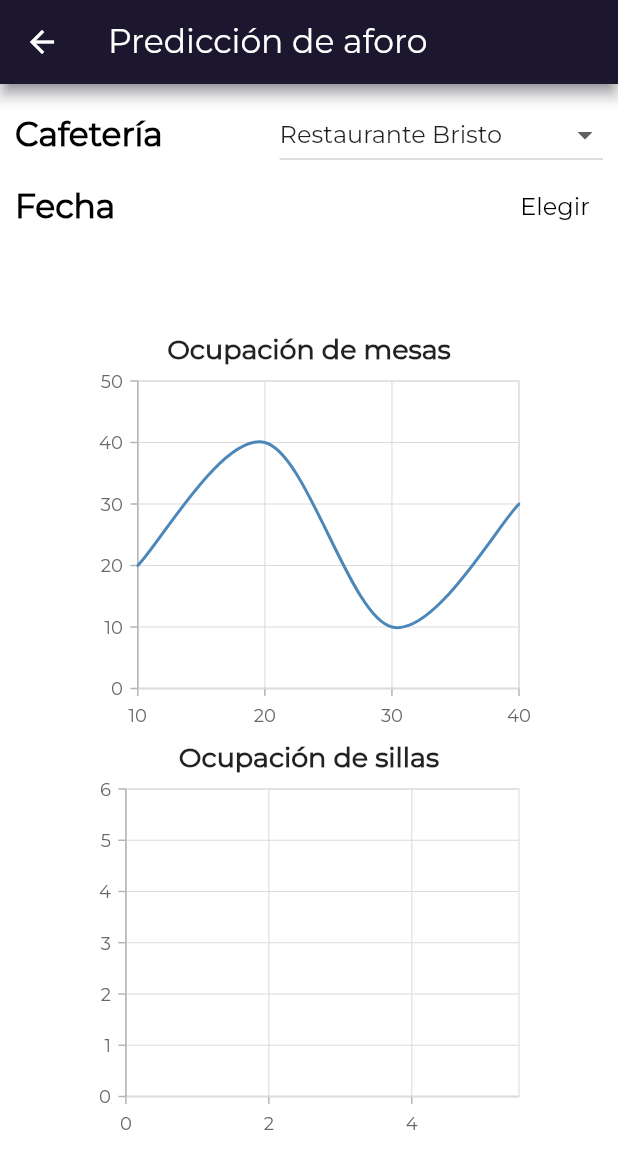
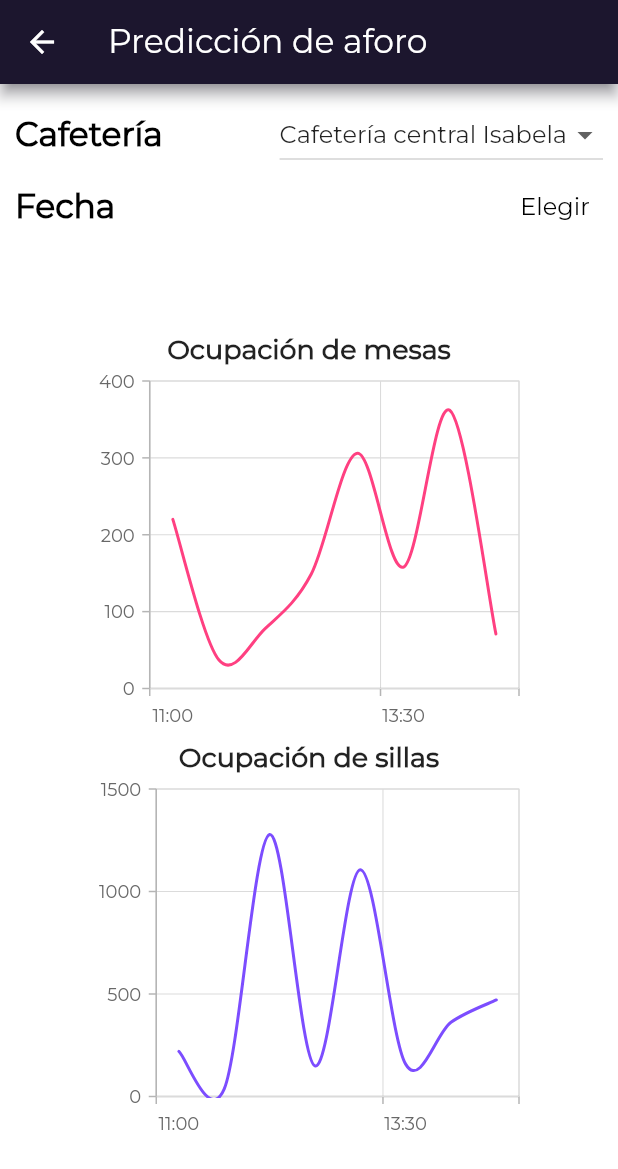
Before and after one commit to 7yrionLannister/is-it-crowded, a Flutter app: the screen it shows after launch, after a tap on the "bar chart" icon, on a phone screen of 412 x 824 dp. Shown: the top 1169 px of the screen. Run offline on Flutter 3.47's test engine with Material 2 defaults, Android fonts, the phone set to English and light mode, and no system bars; our stand-ins replace syncfusion_flutter_charts.

Commit message:
Dummy data is randomly generated for a period of one week. Spline charts done, but setState on dateForPrediction is pending

```diff
--- a/lib/model/cafeteria.dart
+++ b/lib/model/cafeteria.dart
@@ -1,4 +1,4 @@
-import 'package:is_it_crowded/model/cafeteriaData.dart';
+import 'package:is_it_crowded/model/cafeteria_data.dart';
 
 class Cafeteria {
   String name;
@@ -9,11 +9,9 @@ class Cafeteria {
   bool notificationsOn;
   int tablesOccupation;
   int peopleOccupation;
-  List<CafeteriaData> tablesOccupationHistory = [];
-  List<CafeteriaData> peopleOccupationHistory = [];
-  Map<DateTime, int> tablesOccupationHistoryMap = {};
-  Map<DateTime, int> peopleOccupationHistoryMap = {};
+  List<OccupationTimestamp> tablesOccupationHistory = [];
+  List<OccupationTimestamp> peopleOccupationHistory = [];
 
   Cafeteria(this.name, this.maxCapacity, this.tables,
-      {this.lastUpdated, this.image = "assets/images/appicon.png", this.notificationsOn = false, this.tablesOccupation = 0, this.peopleOccupation = 0});
+      {this.lastUpdated, this.image = "assets/images/appicon.png", this.notificationsOn = false, this.tablesOccupation = 0, this.peopleOccupation = 0, this.peopleOccupationHistory = const[], this.tablesOccupationHistory = const[]});
 }
--- a/lib/model/cafeteriaData.dart
+++ /dev/null
@@ -1,5 +0,0 @@
-class CafeteriaData{
-  int time;
-  int occupation;
-  CafeteriaData(this.time, this.occupation);
-}
--- /dev/null
+++ b/lib/model/cafeteria_data.dart
@@ -0,0 +1,5 @@
+class OccupationTimestamp {
+  DateTime time;
+  int occupation;
+  OccupationTimestamp(this.time, this.occupation);
+}
--- a/lib/ui/cafeterias_list.dart
+++ b/lib/ui/cafeterias_list.dart
@@ -1,5 +1,9 @@
+import 'dart:math';
+
 import 'package:flutter/material.dart';
+import 'package:is_it_crowded/model/cafeteria_data.dart';
 import 'package:is_it_crowded/ui/live_occupation.dart';
+import 'package:is_it_crowded/ui/prediction.dart';
 
 import '../model/cafeteria.dart';
 
@@ -16,22 +20,21 @@ class _CafeteriasListPageState extends State<CafeteriasListPage> {
         tablesOccupation: 150,
         peopleOccupation: 1000,
         lastUpdated: DateTime.now(),
-        image: "assets/images/central.png"),
-    Cafeteria("Restaurante Bristo", 1000, 25,
+        image: "assets/images/central.png",
+    ),
+    Cafeteria("Restaurante Bristo", 1000, 300, tablesOccupation: 160, peopleOccupation: 650,
         lastUpdated: DateTime.now(), image: "assets/images/bristo.png"),
-    Cafeteria("Restaurante Snack Café", 80, 20,
+    Cafeteria("Restaurante Snack Café", 500, 100, tablesOccupation: 95, peopleOccupation: 460,
         lastUpdated: DateTime.now(), image: "assets/images/snack.png"),
   ];
 
   @override
   void initState() {
     super.initState();
-    var isabel = _cafeterias[0];
-    var dateTime = DateTime(2022);
-    isabel.tablesOccupationHistoryMap.putIfAbsent(dateTime, () => 10);
-    isabel.tablesOccupationHistoryMap.putIfAbsent(dateTime.add(const Duration(minutes: 30)), () => 20);
-    isabel.tablesOccupationHistoryMap.putIfAbsent(dateTime.add(const Duration(minutes: 60)), () => 30);
-    isabel.tablesOccupationHistoryMap.putIfAbsent(dateTime.add(const Duration(minutes: 90)), () => 40);
+    for(Cafeteria cafeteria in _cafeterias) {
+      cafeteria.peopleOccupationHistory = populateCafeteriaDataWithDummyInformation(cafeteria.maxCapacity);
+      cafeteria.tablesOccupationHistory = populateCafeteriaDataWithDummyInformation(cafeteria.tables);
+    }
   }
 
   @override
@@ -102,7 +105,13 @@ class _CafeteriasListPageState extends State<CafeteriasListPage> {
         actions: [
           IconButton(
             onPressed: () {
-              Navigator.pushNamed(context, '/prediction');
+              //Navigator.pushNamed(context, '/prediction');
+              Navigator.of(context).push(
+                MaterialPageRoute(
+                  builder: (context) {
+                      return Prediction(_cafeterias);
+                    }),
+                );
             },
             icon: const Icon(Icons.bar_chart_rounded),
             tooltip: "Predecir ocupación",
@@ -115,4 +124,18 @@ class _CafeteriasListPageState extends State<CafeteriasListPage> {
       ),
     );
   }
+
+  List<OccupationTimestamp> populateCafeteriaDataWithDummyInformation(int max) {
+    Random random = Random();
+    DateTime now = DateTime.now();
+
+    List<OccupationTimestamp> dummyTimeStamps = [];
+    for(int day = 0; day < 7; day++) {
+      for(int hour = 11; hour < 15; hour++) {
+        dummyTimeStamps.add(OccupationTimestamp(DateTime(now.year, now.month, now.day + day, hour), random.nextInt(max))); // FIXME random
+        dummyTimeStamps.add(OccupationTimestamp(DateTime(now.year, now.month, now.day + day, hour, 30), random.nextInt(max))); // FIXME random
+      }
+    }
+    return dummyTimeStamps;
+  }
 }
--- a/lib/ui/main.dart
+++ b/lib/ui/main.dart
@@ -1,8 +1,6 @@
 import 'package:flutter/material.dart';
-import 'package:flutter/rendering.dart';
 //import 'package:flutter_native_splash/flutter_native_splash.dart';
 import 'cafeterias_list.dart';
-import 'prediction.dart';
 
 void main() {
   //debugPaintSizeEnabled = true;
@@ -34,8 +32,6 @@ class MyApp extends StatelessWidget {
           ),
         ),
         home: const CafeteriasListPage(),
-        routes: {
-          '/prediction': (context) => const Prediction(),
-        });
+    );
   }
 }
--- a/lib/ui/prediction.dart
+++ b/lib/ui/prediction.dart
@@ -1,10 +1,13 @@
 import 'package:flutter/material.dart';
-import 'package:is_it_crowded/model/cafeteriaData.dart';
+import 'package:is_it_crowded/model/cafeteria_data.dart';
 import 'package:syncfusion_flutter_charts/charts.dart';
+
+import '../model/cafeteria.dart';
 
 
 class Prediction extends StatefulWidget {
-  const Prediction({Key? key}) : super(key: key);
+  final List<Cafeteria> cafeterias;
+  const Prediction(this.cafeterias, {Key? key}) : super(key: key);
   @override
   _PredictionState createState() => _PredictionState();
 }
@@ -12,16 +15,15 @@ class Prediction extends StatefulWidget {
 class _PredictionState extends State<Prediction> {
   DateTime dateForPrediction = DateTime.now();
 
-  var cafeterias = ["Cafetería central Isabela", "Restaurante Snack Café", "Restaurante Bristo"];
-  var selectedvalue = "Restaurante Bristo";
+  List<Cafeteria> cafeterias = [];
+  late Cafeteria selectedCafeteria;
 
-  List<CafeteriaData> tablesOccupationData = [
-    CafeteriaData(10, 20),
-    CafeteriaData(20, 40),
-    CafeteriaData(30, 10),
-    CafeteriaData(40, 30),
-  ];
-  List<CafeteriaData> peopleOccupationData = [];
+  @override
+  void initState() {
+    super.initState();
+    cafeterias = widget.cafeterias;
+    selectedCafeteria = cafeterias.first;
+  }
 
   @override
   Widget build(BuildContext context) {
@@ -63,17 +65,17 @@ class _PredictionState extends State<Prediction> {
                       Column(
                         children: <Widget>[
                           SizedBox(
-                            child: DropdownButton(
-                              value: selectedvalue,
-                              items: cafeterias.map((String cafeterias) {
+                            child: DropdownButton<Cafeteria>(
+                              value: selectedCafeteria,
+                              items: cafeterias.map((Cafeteria cafeteria) {
                                 return DropdownMenuItem(
-                                  value: cafeterias,
-                                  child: Text(cafeterias),
+                                  value: cafeteria,
+                                  child: Text(cafeteria.name),
                                 );
                               }).toList(),
-                              onChanged: (String? value) {
+                              onChanged: (Cafeteria? value) {
                                 setState(() {
-                                  selectedvalue = value!;
+                                  selectedCafeteria = value!;
                                 });
                               },
                             ),
@@ -127,9 +129,9 @@ class _PredictionState extends State<Prediction> {
                                     );
                                   },
                                   context: context,
-                                  initialDate: DateTime(2023),
+                                  initialDate: DateTime.now(),
                                   firstDate: DateTime.now(),
-                                  lastDate: DateTime(2030)
+                                  lastDate: DateTime.now().add(const Duration(days: 7)),
                               );
                             },
                           ),
@@ -139,25 +141,39 @@ class _PredictionState extends State<Prediction> {
                   ],
                 ),
                 const Spacer(),
-                Row(
+                _buildSplineChart("Ocupación de mesas", selectedCafeteria.tablesOccupationHistory, Colors.pinkAccent),
+                _buildSplineChart("Ocupación de sillas", selectedCafeteria.peopleOccupationHistory, Colors.deepPurpleAccent),
+              ],
+            )
+        ),
+        ],
+      )
+    );
+  }
+
+  Widget _buildSplineChart(String title, List<OccupationTimestamp> completeData, Color color) {
+    var data = _filterDataForOneDay(completeData);
+    return Row(
       mainAxisAlignment: MainAxisAlignment.center,
       children: [
         Column(
           children: <Widget>[
-                        const Text("Ocupación de mesas",
-                            style: TextStyle(
+            Text(title,
+                style: const TextStyle(
                     fontWeight: FontWeight.bold,
                     fontFamily: 'Montserrat',
                     fontSize: 18.0)
             ),
             SizedBox(
               child: SfCartesianChart(
+                primaryXAxis: CategoryAxis(),
                   series: <ChartSeries>[
                     // Renders spline chart
-                                SplineSeries<CafeteriaData, int>(
-                                  dataSource: tablesOccupationData,
-                                  xValueMapper: (CafeteriaData data, _) => data.time,
-                                  yValueMapper: (CafeteriaData data, _) => data.occupation,
+                    SplineSeries<OccupationTimestamp, String>(
+                      dataSource: data,
+                      xValueMapper: (OccupationTimestamp ot, _) => _dateTimeToHourAndMinuteString(ot.time, _.isEven),
+                      yValueMapper: (OccupationTimestamp ot, _) => ot.occupation,
+                      color: color,
                     )
                   ]
               ),
@@ -167,41 +183,28 @@ class _PredictionState extends State<Prediction> {
           ],
         ),
       ],
-                ),
-                Row(
-                  mainAxisAlignment: MainAxisAlignment.center,
-                  children: [
-                    Column(
-                      children: <Widget>[
-                        const Text("Ocupación de sillas",
-                            style: TextStyle(
-                                fontWeight: FontWeight.bold,
-                                fontFamily: 'Montserrat',
-                                fontSize: 18.0)
-                        ),
-                        SizedBox(
-                          child: SfCartesianChart(
-                              series: <ChartSeries>[
-                                // Renders spline chart
-                                SplineSeries<CafeteriaData, int>(
-                                  dataSource: peopleOccupationData,
-                                  xValueMapper: (CafeteriaData data, _) => data.time,
-                                  yValueMapper: (CafeteriaData data, _) => data.occupation,
-                                )
-                              ]
-                          ),
-                          width: 300,
-                          height: 250,
-                        ),
-                      ],
-                    ),
-                  ],
-                ),
-              ],
-            )
-        ),
-        ],
-      )
     );
   }
+
+  List<OccupationTimestamp> _filterDataForOneDay(List<OccupationTimestamp> completeData) {
+    List<OccupationTimestamp> filtered = [];
+    for(OccupationTimestamp ot in completeData) {
+      if(ot.time.day == dateForPrediction.day) {
+        filtered.add(ot);
       }
+    }
+    return filtered;
+  }
+
+  String _dateTimeToHourAndMinuteString(DateTime dateTime, bool isEven) {
+    String hour = dateTime.hour.toString();
+    if(hour.length < 2) {
+      hour = '0' + hour;
+    }
+    String minute = dateTime.minute.toString();
+    if(minute.length < 2) {
+      minute = '0' + minute;
+    }
+    return "$hour:$minute";
+  }
+}
```
Lines whose indentation alone changed are shown as unchanged.
